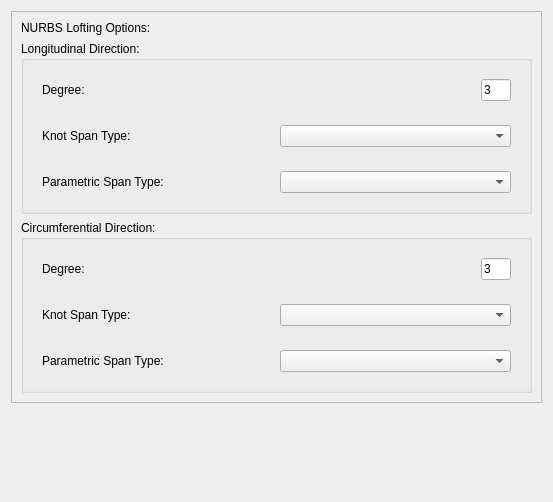
First picture: the form in Code/Source/Plugins/org.sv.gui.qt.modeling/src/internal/svModelPreferencePage.ui, repository SimVascular/SimVascular, before the edit.
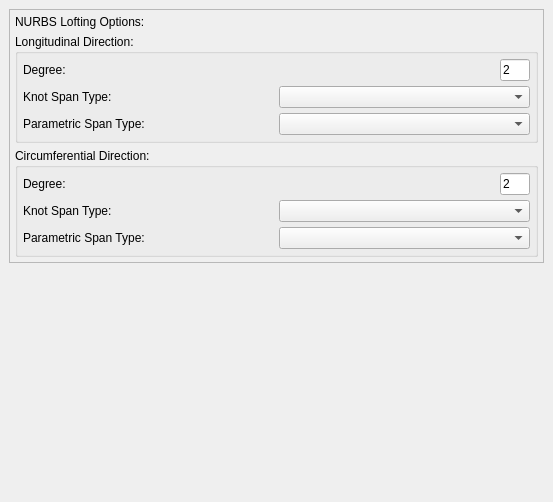
Second picture: the form after the edit.

Commit message: DEV:put all lofting parameters to a single struct;creating a uniformed GUI for the parameters

```diff
--- a/Code/Source/Plugins/org.sv.gui.qt.modeling/src/internal/svModelPreferencePage.ui
+++ b/Code/Source/Plugins/org.sv.gui.qt.modeling/src/internal/svModelPreferencePage.ui
@@ -14,6 +14,21 @@
    <string>Form</string>
   </property>
   <layout class="QVBoxLayout" name="verticalLayout">
+   <property name="spacing">
+    <number>6</number>
+   </property>
+   <property name="leftMargin">
+    <number>9</number>
+   </property>
+   <property name="topMargin">
+    <number>9</number>
+   </property>
+   <property name="rightMargin">
+    <number>9</number>
+   </property>
+   <property name="bottomMargin">
+    <number>9</number>
+   </property>
    <item>
     <widget class="QFrame" name="frame">
      <property name="frameShape">
@@ -23,6 +38,21 @@
       <enum>QFrame::Raised</enum>
      </property>
      <layout class="QVBoxLayout" name="verticalLayout_2">
+      <property name="spacing">
+       <number>5</number>
+      </property>
+      <property name="leftMargin">
+       <number>5</number>
+      </property>
+      <property name="topMargin">
+       <number>5</number>
+      </property>
+      <property name="rightMargin">
+       <number>5</number>
+      </property>
+      <property name="bottomMargin">
+       <number>5</number>
+      </property>
       <item>
        <widget class="QLabel" name="label">
         <property name="enabled">
@@ -39,9 +69,39 @@
          <string>Longitudinal Direction:</string>
         </property>
         <layout class="QVBoxLayout" name="verticalLayout_3">
+         <property name="spacing">
+          <number>5</number>
+         </property>
+         <property name="leftMargin">
+          <number>5</number>
+         </property>
+         <property name="topMargin">
+          <number>5</number>
+         </property>
+         <property name="rightMargin">
+          <number>5</number>
+         </property>
+         <property name="bottomMargin">
+          <number>5</number>
+         </property>
          <item>
           <widget class="QWidget" name="widget_2" native="true">
            <layout class="QHBoxLayout" name="horizontalLayout_2">
+            <property name="spacing">
+             <number>5</number>
+            </property>
+            <property name="leftMargin">
+             <number>0</number>
+            </property>
+            <property name="topMargin">
+             <number>0</number>
+            </property>
+            <property name="rightMargin">
+             <number>0</number>
+            </property>
+            <property name="bottomMargin">
+             <number>0</number>
+            </property>
             <item>
              <widget class="QLabel" name="label_3">
               <property name="text">
@@ -58,7 +118,7 @@
                </size>
               </property>
               <property name="text">
-               <string>3</string>
+               <string>2</string>
               </property>
               <property name="frame">
                <bool>true</bool>
@@ -77,6 +137,21 @@
          <item>
           <widget class="QWidget" name="widget" native="true">
            <layout class="QHBoxLayout" name="horizontalLayout">
+            <property name="spacing">
+             <number>5</number>
+            </property>
+            <property name="leftMargin">
+             <number>0</number>
+            </property>
+            <property name="topMargin">
+             <number>0</number>
+            </property>
+            <property name="rightMargin">
+             <number>0</number>
+            </property>
+            <property name="bottomMargin">
+             <number>0</number>
+            </property>
             <item>
              <widget class="QLabel" name="label_2">
               <property name="text">
@@ -93,6 +168,21 @@
          <item>
           <widget class="QWidget" name="widget_5" native="true">
            <layout class="QHBoxLayout" name="horizontalLayout_5">
+            <property name="spacing">
+             <number>5</number>
+            </property>
+            <property name="leftMargin">
+             <number>0</number>
+            </property>
+            <property name="topMargin">
+             <number>0</number>
+            </property>
+            <property name="rightMargin">
+             <number>0</number>
+            </property>
+            <property name="bottomMargin">
+             <number>0</number>
+            </property>
             <item>
              <widget class="QLabel" name="label_6">
               <property name="text">
@@ -115,9 +205,39 @@
          <string>Circumferential Direction:</string>
         </property>
         <layout class="QVBoxLayout" name="verticalLayout_4">
+         <property name="spacing">
+          <number>5</number>
+         </property>
+         <property name="leftMargin">
+          <number>5</number>
+         </property>
+         <property name="topMargin">
+          <number>5</number>
+         </property>
+         <property name="rightMargin">
+          <number>5</number>
+         </property>
+         <property name="bottomMargin">
+          <number>5</number>
+         </property>
          <item>
           <widget class="QWidget" name="widget_3" native="true">
            <layout class="QHBoxLayout" name="horizontalLayout_3">
+            <property name="spacing">
+             <number>5</number>
+            </property>
+            <property name="leftMargin">
+             <number>0</number>
+            </property>
+            <property name="topMargin">
+             <number>0</number>
+            </property>
+            <property name="rightMargin">
+             <number>0</number>
+            </property>
+            <property name="bottomMargin">
+             <number>0</number>
+            </property>
             <item>
              <widget class="QLabel" name="label_4">
               <property name="text">
@@ -134,7 +254,7 @@
                </size>
               </property>
               <property name="text">
-               <string>3</string>
+               <string>2</string>
               </property>
               <property name="placeholderText">
                <string>3</string>
@@ -147,6 +267,21 @@
          <item>
           <widget class="QWidget" name="widget_4" native="true">
            <layout class="QHBoxLayout" name="horizontalLayout_4">
+            <property name="spacing">
+             <number>5</number>
+            </property>
+            <property name="leftMargin">
+             <number>0</number>
+            </property>
+            <property name="topMargin">
+             <number>0</number>
+            </property>
+            <property name="rightMargin">
+             <number>0</number>
+            </property>
+            <property name="bottomMargin">
+             <number>0</number>
+            </property>
             <item>
              <widget class="QLabel" name="label_5">
               <property name="text">
@@ -167,6 +302,21 @@
          <item>
           <widget class="QWidget" name="widget_6" native="true">
            <layout class="QHBoxLayout" name="horizontalLayout_6">
+            <property name="spacing">
+             <number>5</number>
+            </property>
+            <property name="leftMargin">
+             <number>0</number>
+            </property>
+            <property name="topMargin">
+             <number>0</number>
+            </property>
+            <property name="rightMargin">
+             <number>0</number>
+            </property>
+            <property name="bottomMargin">
+             <number>0</number>
+            </property>
             <item>
              <widget class="QLabel" name="label_7">
               <property name="text">
```
The commit also changes 4 other files.
